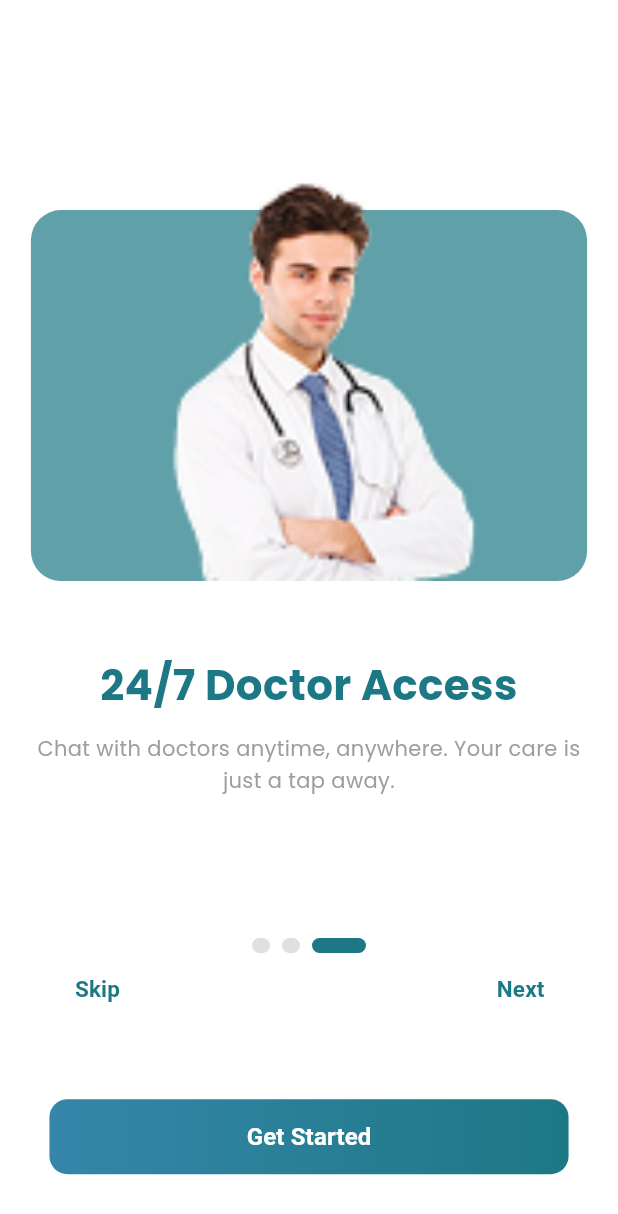
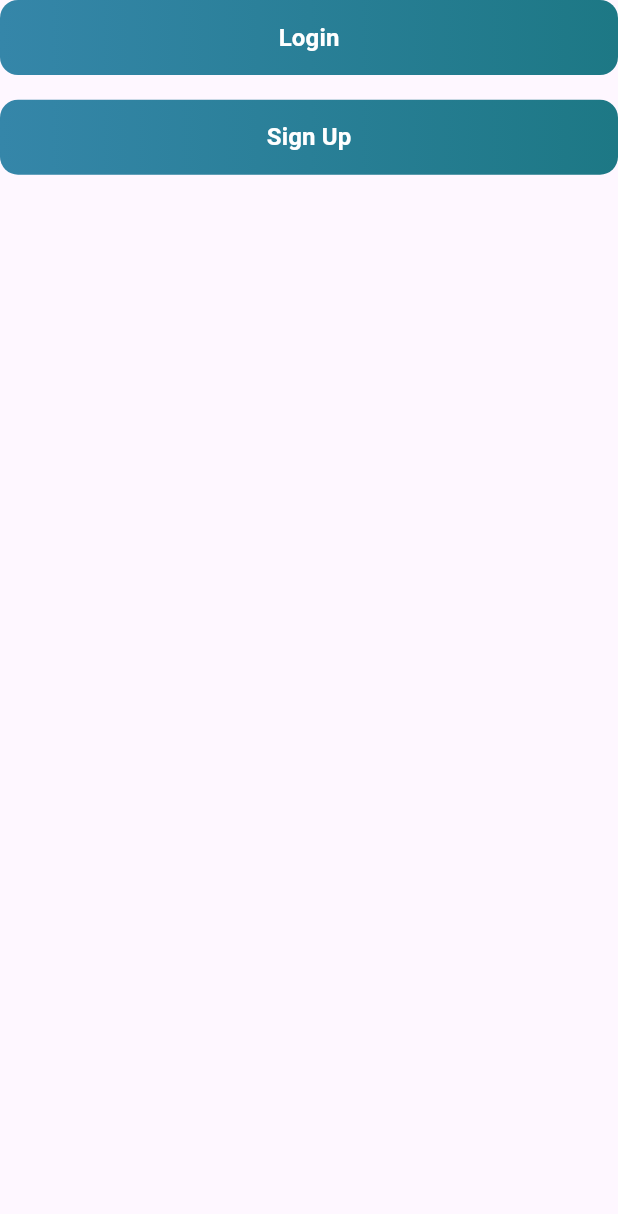
Before and after one commit to tazeen-dev/doctor_appointment, a Flutter app: the screen it shows after launch, after a tap on "Skip", after a tap on "Get Started", on a phone screen of 412 x 824 dp. Shown: the top 1214 px of the screen. Run offline on Flutter 3.47's test engine with Material 3 defaults, Android fonts, the phone set to English and light mode, and no system bars; drawn by our look-alikes of smooth_page_indicator; our stand-ins replace google_fonts.

```diff
--- a/lib/main.dart
+++ b/lib/main.dart
@@ -1,4 +1,5 @@
 import 'package:doctor_appointment/methi_manchak.dart';
+import 'package:doctor_appointment/routes/app_routes.dart';
 import 'package:doctor_appointment/views/app_screens/starting_view/splash_view/splash_screen.dart';
 import 'package:flutter/material.dart';
 
@@ -14,7 +15,12 @@ class MyApp extends StatelessWidget {
   Widget build(BuildContext context) {
     return MaterialApp(
       debugShowCheckedModeBanner: false,
-      title: 'Flutter Demo',
+      title: 'Doctor Appointment',
+      initialRoute: '/splash',
+      routes: {
+        '/splash': (context) => const SplashScreen(),
+        ...AppRoutes.routes,
+      },
       theme: ThemeData(
         // This is the theme of your application.
         //
@@ -33,7 +39,6 @@ class MyApp extends StatelessWidget {
         // tested with just a hot reload.
         colorScheme: ColorScheme.fromSeed(seedColor: Colors.deepPurple),
       ),
-      home:SplashScreen(),
       //SweetHome(),
     );
   }
--- a/lib/routes/app_routes.dart
+++ b/lib/routes/app_routes.dart
@@ -1,6 +1,17 @@
+import 'package:doctor_appointment/views/app_screens/starting_view/onboarding_view/onboarding_screens.dart';
+import 'package:doctor_appointment/views/app_screens/starting_view/splash_view/splash_screen.dart';
 import 'package:flutter/material.dart';
-routes: {
-'/welcome': (context) => const WelcomeScreen(),
-'/login': (context) => const LoginScreen(),
-'/signup': (context) => const SignUpScreen(),
+
+import '../views/app_screens/auth_view/login_view/login_screen.dart';
+import '../views/app_screens/auth_view/signup_view/signup_view.dart';
+import '../views/app_screens/auth_view/welcome_view/welcome_view.dart';
+
+class AppRoutes {
+  static Map<String, WidgetBuilder> routes = {
+    '/splash':(context) => const SplashScreen(),
+    '/onboarding':(context)=>const OnboardingScreen(),
+    '/welcome': (context) => const WelcomeView(),
+    '/login': (context) => const LoginScreen(),
+    '/signup': (context) => const SignupScreen(),
+  };
 }
--- a/lib/views/app_screens/auth_view/welcome_view/welcome_view.dart
+++ b/lib/views/app_screens/auth_view/welcome_view/welcome_view.dart
@@ -0,0 +1,26 @@
+import 'package:flutter/material.dart';
+
+import '../../../app_widgets/welcome_widget/welcome_widget.dart';
+class WelcomeView extends StatefulWidget {
+  const WelcomeView({super.key});
+
+  @override
+  State<WelcomeView> createState() => _WelcomeViewState();
+}
+
+class _WelcomeViewState extends State<WelcomeView> {
+  @override
+  Widget build(BuildContext context) {
+    return Scaffold(
+      body: Column(
+        children: [
+
+          WelcomeButtons(
+            onLogin: () => Navigator.pushNamed(context, '/login'),
+            onSignup: () => Navigator.pushNamed(context, '/signup'),
+          )
+        ],
+      ),
+    );
+  }
+}
--- a/lib/views/app_screens/starting_view/onboarding_view/onboarding_screens.dart
+++ b/lib/views/app_screens/starting_view/onboarding_view/onboarding_screens.dart
@@ -160,6 +160,7 @@ class _OnboardingScreenState extends State<OnboardingScreen> {
                     GreenBoldButton(
                       text: "Get Started",
                       onPressed: () {
+                        Navigator.pushNamed(context,'/welcome');
                       },
                     ),
                 ],
--- a/lib/views/app_screens/starting_view/splash_view/splash_screen.dart
+++ b/lib/views/app_screens/starting_view/splash_view/splash_screen.dart
@@ -31,7 +31,7 @@ class _SplashScreenState extends State<SplashScreen>
     _controller.forward();
 
     Timer(const Duration(seconds: 4), () {
-      Navigator.pushReplacement(context, MaterialPageRoute(builder: (context)=>OnboardingScreen()));
+      Navigator.pushReplacementNamed(context,'/onboarding');
     });
   }
 
--- a/lib/views/app_widgets/welcome_widget/welcome_widget.dart
+++ b/lib/views/app_widgets/welcome_widget/welcome_widget.dart
@@ -0,0 +1,32 @@
+import 'package:flutter/material.dart';
+import '../../../../core/controller/components/green_button/green_button.dart';
+
+class WelcomeButtons extends StatelessWidget {
+  final VoidCallback onLogin;
+  final VoidCallback onSignup;
+
+  const WelcomeButtons({
+    super.key,
+    required this.onLogin,
+    required this.onSignup,
+  });
+
+  @override
+  Widget build(BuildContext context) {
+    final screenHeight = MediaQuery.of(context).size.height;
+
+    return Column(
+      children: [
+        GreenBoldButton(
+          text: "Login",
+          onPressed: onLogin,
+        ),
+        SizedBox(height: screenHeight * 0.02),
+        GreenBoldButton(
+          text: "Sign Up",
+          onPressed: onSignup,
+        ),
+      ],
+    );
+  }
+}
```
Also changed, not shown: lib/views/app_screens/auth_view/login_view/login_screen.dart (+14 -0 lines), lib/views/app_screens/auth_view/signup_view/signup_view.dart (+14 -0 lines), lib/views/app_screens/home_view/home_screen.dart (added).
